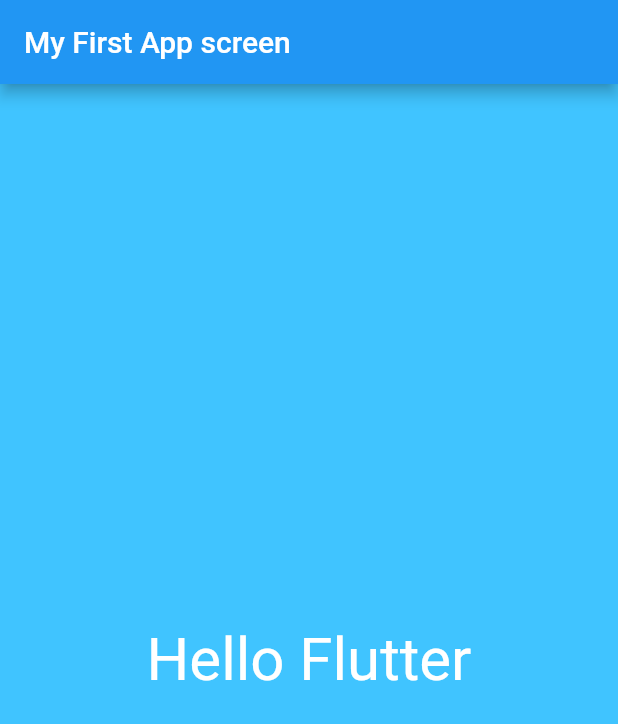
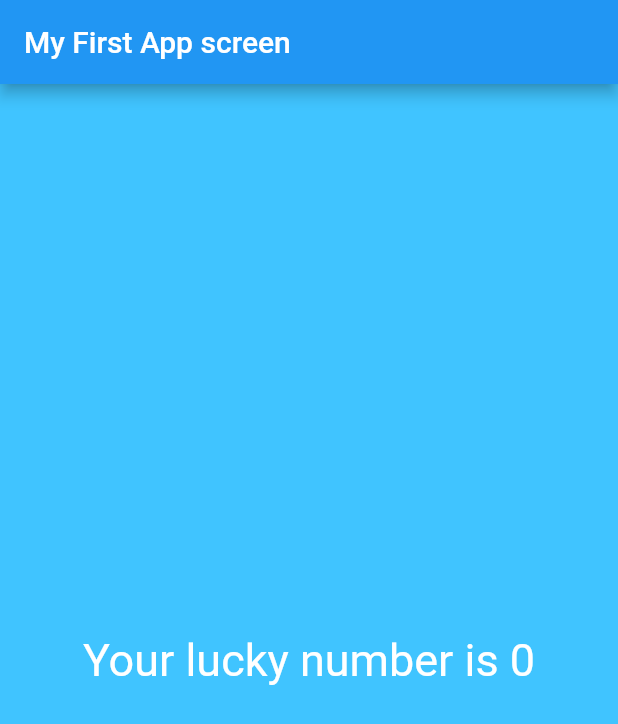
Before and after one commit to ambiwakchaure/flutter_app, a Flutter app: the screen it shows after launch, on a phone screen of 412 x 824 dp. Shown: the top 724 px of the screen. Run offline on Flutter 3.47's test engine with Material 2 defaults, Android fonts, the phone set to English and light mode, and no system bars.

```diff
--- a/lib/app_screens/first_screen.dart
+++ b/lib/app_screens/first_screen.dart
@@ -1,3 +1,5 @@
+import 'dart:math';
+
 import 'package:flutter/material.dart';
 
 class FirstScreen extends StatelessWidget
@@ -8,11 +10,18 @@ class FirstScreen extends StatelessWidget
       color: Colors.lightBlueAccent,//color of app
       child: Center(//to center widget on screen
         child: Text(
-          "Hello Flutter",
+          generateLuckNumber(),
           textDirection: TextDirection.ltr,
-          style: TextStyle(color: Colors.white,fontSize: 40.0),//apply style to the text
+          style: TextStyle(color: Colors.white,fontSize: 30.0),//apply style to the text
         ),
       ),
     );
   }
+
+  String generateLuckNumber()
+  {
+    var random = Random();
+    int luckyNumber = random.nextInt(10);
+    return "Your lucky number is $luckyNumber";
+  }
 }
--- a/lib/main.dart
+++ b/lib/main.dart
@@ -23,4 +23,6 @@ class MyFlutterApp extends StatelessWidget
         )//it is allow to place app bar on top of the screen
     );
   }
+
+
 }
```
